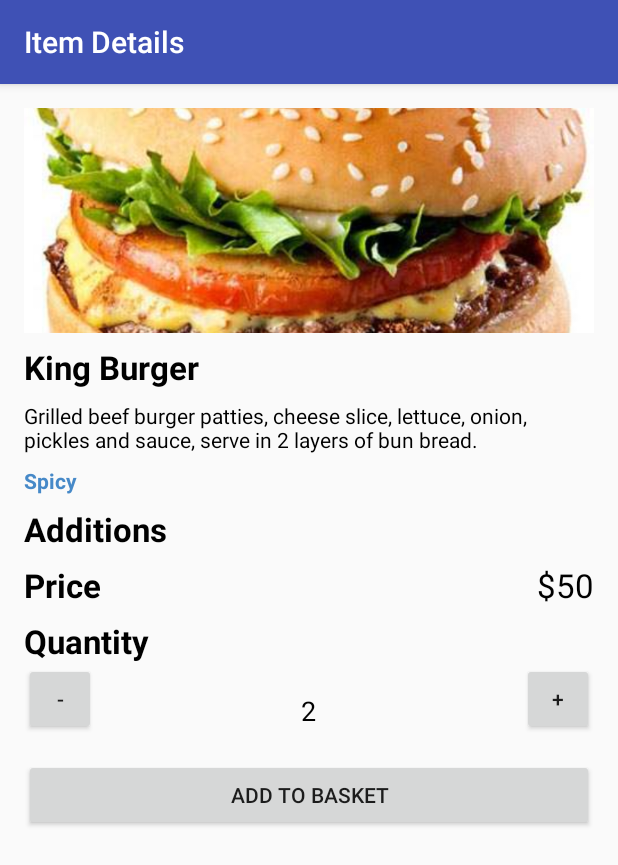
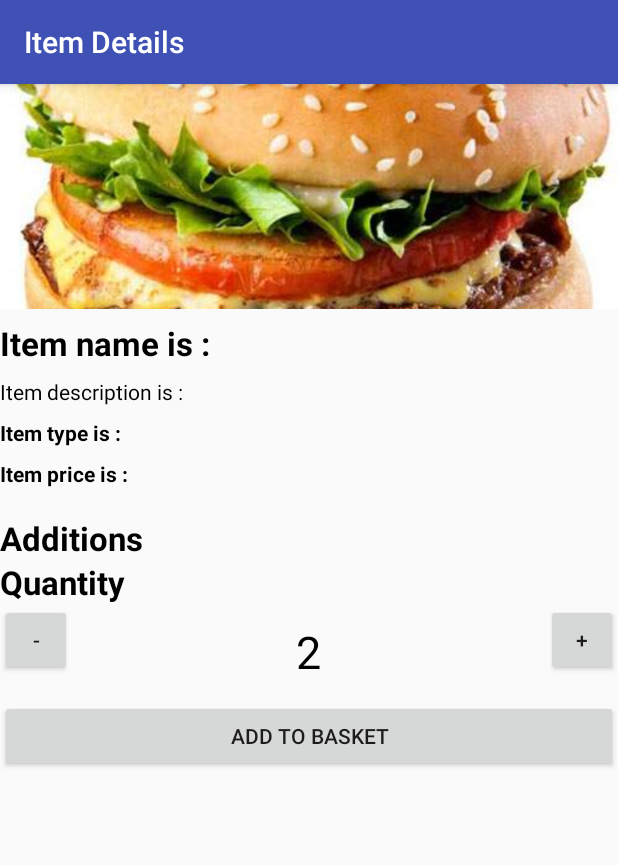
Before and after one commit to YoussefAbdo/CafeteriaAndroidApp, an Android app: the MenuItemDetailsActivity screen opened directly, with no data from a screen before it, on a phone screen of 412 x 824 dp. Shown: the top 865 px of the screen. Run offline under Robolectric (Android 15) with nearby library versions, the phone set to English and light mode, and no system bars; 5 statements that could not run were skipped.

Commit message:
working on details activity

```diff
--- a/app/src/main/AndroidManifest.xml
+++ b/app/src/main/AndroidManifest.xml
@@ -7,7 +7,6 @@
     <application
         android:allowBackup="true"
         android:icon="@drawable/food_icon"
-        android:label="@string/app_name"
         android:supportsRtl="true"
         android:theme="@style/AppTheme">
         <activity
--- a/app/src/main/java/com/example/asucomputerengineeringteam/finalcafeteriaandroidmobileapp2017/Activities/MenuItemDetailsActivity.java
+++ b/app/src/main/java/com/example/asucomputerengineeringteam/finalcafeteriaandroidmobileapp2017/Activities/MenuItemDetailsActivity.java
@@ -3,20 +3,72 @@ package com.example.asucomputerengineeringteam.finalcafeteriaandroidmobileapp201
 import android.content.Intent;
 import android.support.v7.app.AppCompatActivity;
 import android.os.Bundle;
+import android.view.View;
+import android.widget.Button;
 import android.widget.ImageView;
+import android.widget.ListView;
+import android.widget.TextView;
 
 import com.example.asucomputerengineeringteam.finalcafeteriaandroidmobileapp2017.R;
+
+import org.w3c.dom.Text;
+
+import java.util.List;
 
 
 public class MenuItemDetailsActivity extends AppCompatActivity {
 
     ImageView image;
+    TextView item_name , item_description , item_type , item_price , quantity_text;
+    ListView addition_list;
+    Button add , remove;
+
     @Override
     protected void onCreate(Bundle savedInstanceState) {
         super.onCreate(savedInstanceState);
         setContentView(R.layout.activity_menu_item_details);
 
+        //instantiation of ui
         image = (ImageView)findViewById(R.id.image);
+        item_name = (TextView)findViewById(R.id.item_name);
+        item_description = (TextView)findViewById(R.id.item_description);
+        item_price = (TextView)findViewById(R.id.item_price);
+        item_type = (TextView)findViewById(R.id.item_type);
+        addition_list = (ListView)findViewById(R.id.addition_list);
+        add = (Button)findViewById(R.id.add);
+        remove = (Button)findViewById(R.id.remove);
+        quantity_text = (TextView)findViewById(R.id.quantity_text);
+
+
+        //getting data by intent
+        final String photo = getIntent().getExtras().getString("photo");
+        final String name = getIntent().getExtras().getString("name");
+        final String description = getIntent().getExtras().getString("description");
+        final String type = getIntent().getExtras().getString("type");
+        final String price = getIntent().getExtras().getString("price");
+
+
+        //filling ui with data
+        item_name.setText("Item name is : ");
+        item_description.setText("Item description is : ");
+        item_type.setText("Item type is : ");
+        item_price.setText("Item price is : ");
+
+
+       /* final int[] counter = {0};
+        add.setOnClickListener(new View.OnClickListener() {
+            @Override
+            public void onClick(View view) {
+                quantity_text.setText(String.valueOf(counter[0]++));
+            }
+        });
+        remove.setOnClickListener(new View.OnClickListener() {
+            @Override
+            public void onClick(View view) {
+                quantity_text.setText(String.valueOf(counter[0]));
+            }
+        });*/
+
 
 
 
--- a/app/src/main/res/layout/activity_menu_item_details.xml
+++ b/app/src/main/res/layout/activity_menu_item_details.xml
@@ -10,10 +10,7 @@
         android:layout_width="match_parent"
         android:layout_height="wrap_content"
         android:orientation="vertical"
-        android:paddingBottom="@dimen/activity_vertical_margin"
-        android:paddingLeft="@dimen/activity_horizontal_margin"
-        android:paddingRight="@dimen/activity_horizontal_margin"
-        android:paddingTop="@dimen/activity_vertical_margin">
+        >
 
         <ImageView
             android:id="@+id/photo_image_view"
@@ -23,7 +20,7 @@
             android:src="@drawable/burger" />
 
         <TextView
-            android:id="@+id/item_name_text_view"
+            android:id="@+id/item_name"
             android:layout_width="wrap_content"
             android:layout_height="wrap_content"
             android:layout_marginTop="8dp"
@@ -33,7 +30,7 @@
             android:textStyle="bold" />
 
         <TextView
-            android:id="@+id/item_description_text_view"
+            android:id="@+id/item_description"
             android:layout_width="wrap_content"
             android:layout_height="wrap_content"
             android:layout_marginTop="8dp"
@@ -43,14 +40,22 @@
             android:textStyle="normal" />
 
         <TextView
-            android:id="@+id/item_type_text_view"
+            android:id="@+id/item_type"
             android:layout_width="wrap_content"
             android:layout_height="wrap_content"
             android:layout_marginTop="8dp"
-
-            android:text="Spicy"
+            android:text="non_vegeterian"
             android:textAppearance="?android:textAppearanceSmall"
-            android:textColor="#4689C8"
+            android:textColor="#000000"
+            android:textStyle="bold" />
+        <TextView
+            android:id="@+id/item_price"
+            android:layout_width="wrap_content"
+            android:layout_height="30dp"
+            android:layout_marginTop="8dp"
+            android:text="price"
+            android:textAppearance="?android:textAppearanceSmall"
+            android:textColor="#000000"
             android:textStyle="bold" />
 
         <TextView
@@ -63,42 +68,16 @@
             android:textColor="#000000"
             android:textStyle="bold" />
 
-
+        <LinearLayout
+            android:layout_width="match_parent"
+            android:layout_height="match_parent"
+            android:background="@color/color2">
         <ListView
-            android:id="@+id/addition_list_view"
-            android:layout_width="wrap_content"
-            android:layout_height="wrap_content">
-
+            android:id="@+id/addition_list"
+            android:layout_width="match_parent"
+            android:layout_height="match_parent">
         </ListView>
-
-        <RelativeLayout
-            android:layout_width="match_parent"
-            android:layout_height="wrap_content"
-            android:layout_marginBottom="8dp"
-            android:layout_marginTop="8dp">
-
-            <TextView
-                android:id="@+id/price_title_text_view"
-                android:layout_width="wrap_content"
-                android:layout_height="wrap_content"
-                android:layout_alignParentLeft="true"
-                android:text="Price"
-                android:textAppearance="?android:textAppearanceLarge"
-                android:textColor="#000000"
-                android:textStyle="bold" />
-
-            <TextView
-                android:id="@+id/price_text_view"
-                android:layout_width="wrap_content"
-                android:layout_height="wrap_content"
-                android:layout_alignParentRight="true"
-                android:text="$50"
-                android:textAppearance="?android:textAppearanceLarge"
-                android:textColor="#000000"
-                android:textStyle="normal" />
-
-        </RelativeLayout>
-
+        </LinearLayout>
         <TextView
             android:id="@+id/quantity_title_text_view"
             android:layout_width="wrap_content"
@@ -115,32 +94,34 @@
             android:layout_height="wrap_content">
 
             <Button
-                android:id="@+id/minus_button"
+                android:id="@+id/add"
                 android:layout_width="48dp"
                 android:layout_height="wrap_content"
                 android:layout_alignParentLeft="true"
                 android:layout_marginBottom="16dp"
                 android:text="-" />
-
-            <TextView
-                android:id="@+id/quantity_text_view"
-                android:layout_width="wrap_content"
-                android:layout_height="wrap_content"
-                android:layout_centerInParent="true"
-                android:padding="8sp"
-                android:text="2"
-                android:textAppearance="?android:textAppearanceMedium"
-                android:textColor="#000000"
-                android:textStyle="normal" />
-
             <Button
-                android:id="@+id/plus_button"
+                android:id="@+id/remove"
                 android:layout_width="48dp"
                 android:layout_height="wrap_content"
                 android:layout_alignParentRight="true"
                 android:layout_marginBottom="16dp"
                 android:onClick="increment"
                 android:text="+" />
+
+            <TextView
+                android:id="@+id/quantity_text"
+                android:layout_width="wrap_content"
+                android:layout_height="wrap_content"
+                android:layout_centerInParent="true"
+                android:padding="9sp"
+                android:textSize="30dp"
+                android:text="2"
+                android:textAppearance="?android:textAppearanceMedium"
+                android:textColor="#000000"
+                android:textStyle="normal" />
+
+
 
 
         </RelativeLayout>
```
Also changed, not shown: app/src/main/java/com/example/asucomputerengineeringteam/finalcafeteriaandroidmobileapp2017/Activities/MenuItemsActivity.java (+10 -1 lines), app/src/main/java/com/example/asucomputerengineeringteam/finalcafeteriaandroidmobileapp2017/Adapters/menuitemAdapter.java (+14 -5 lines), app/src/main/java/com/example/asucomputerengineeringteam/finalcafeteriaandroidmobileapp2017/DataModels/CafeteriaModel.java (+0 -7 lines), app/src/main/java/com/example/asucomputerengineeringteam/finalcafeteriaandroidmobileapp2017/DataModels/CategoryModel.java (+0 -39 lines), app/src/main/java/com/example/asucomputerengineeringteam/finalcafeteriaandroidmobileapp2017/DataModels/MenuItemModel.java (+46 -12 lines).
